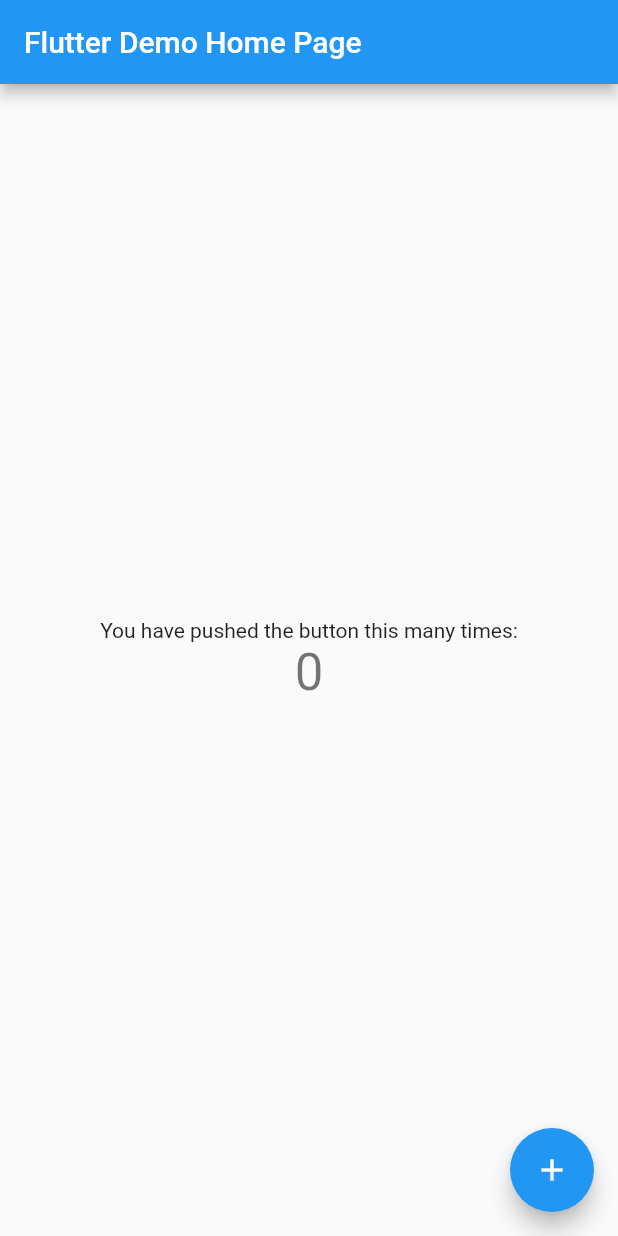
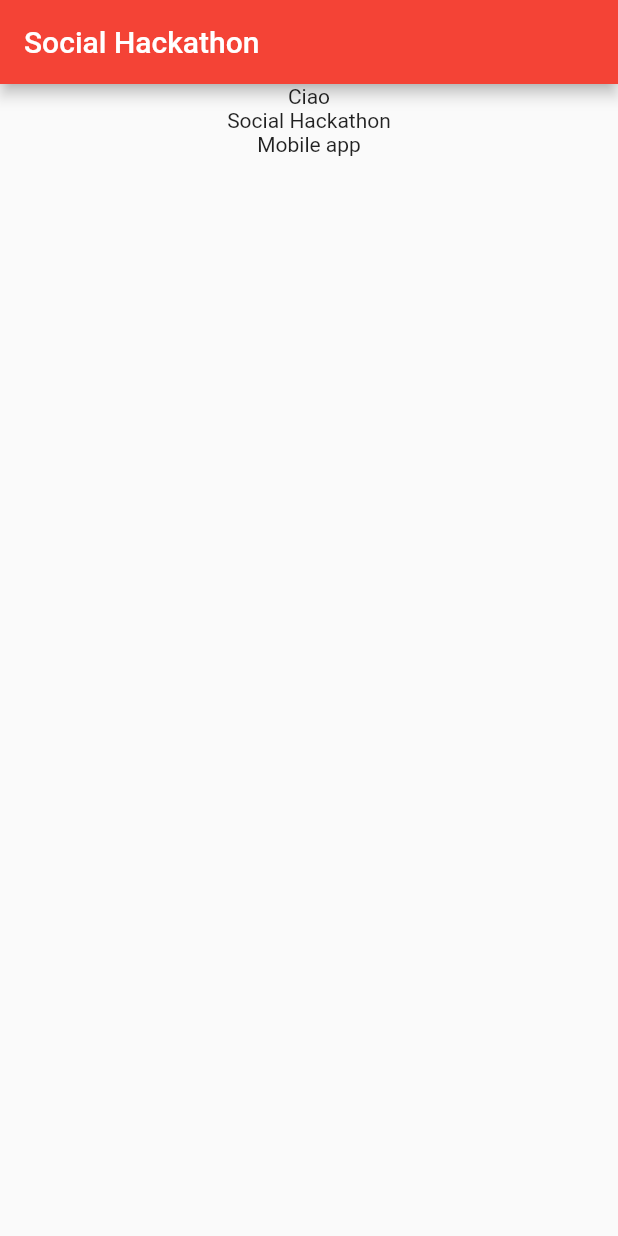
Before and after one commit to INDAPP/social_hackathon_umbria, a Flutter app: the screen it shows after launch, on a phone screen of 412 x 824 dp. Run offline on Flutter 3.47's test engine with Material 2 defaults, Android fonts, the phone set to English and light mode, and no system bars.

Commit message:
Home page created

```diff
--- /dev/null
+++ b/lib/app.dart
@@ -0,0 +1,11 @@
+import 'package:flutter/material.dart';
+import 'package:social_hackathon_umbria/home.dart';
+
+class App extends StatelessWidget {
+  @override
+  Widget build(BuildContext context) => MaterialApp(
+        title: "Social Hackathon",
+        home: Home(),
+        theme: ThemeData(primarySwatch: Colors.red),
+      );
+}
--- /dev/null
+++ b/lib/home.dart
@@ -0,0 +1,28 @@
+import 'package:flutter/material.dart';
+
+class Home extends StatefulWidget {
+  @override
+  State<StatefulWidget> createState() {
+    return HomeState();
+  }
+}
+
+class HomeState extends State<Home> {
+  @override
+  Widget build(BuildContext context) {
+    return Scaffold(
+      appBar: AppBar(
+        title: Text("Social Hackathon"),
+      ),
+      body: Center(
+        child: Column(
+          children: [
+            Text("Ciao"),
+            Text("Social Hackathon"),
+            Text("Mobile app"),
+          ],
+        ),
+      ),
+    );
+  }
+}
--- a/lib/main.dart
+++ b/lib/main.dart
@@ -1,67 +1,7 @@
 import 'package:flutter/material.dart';
 
+import 'app.dart';
+
 void main() {
-  runApp(MyApp());
+  runApp(App());
 }
-
-class MyApp extends StatelessWidget {
-
-  @override
-  Widget build(BuildContext context) {
-    return MaterialApp(
-      title: 'Flutter Demo',
-      theme: ThemeData(
-        primarySwatch: Colors.blue,
-      ),
-      home: MyHomePage(title: 'Flutter Demo Home Page'),
-    );
-  }
-
-}
-
-class MyHomePage extends StatefulWidget {
-  MyHomePage({Key key, this.title}) : super(key: key);
-
-  final String title;
-
-  @override
-  _MyHomePageState createState() => _MyHomePageState();
-}
-
-class _MyHomePageState extends State<MyHomePage> {
-  int _counter = 0;
-
-  void _incrementCounter() {
-    setState(() {
-      _counter++;
-    });
-  }
-
-  @override
-  Widget build(BuildContext context) {
-    return Scaffold(
-      appBar: AppBar(
-        title: Text(widget.title),
-      ),
-      body: Center(
-        child: Column(
-          mainAxisAlignment: MainAxisAlignment.center,
-          children: <Widget>[
-            Text(
-              'You have pushed the button this many times:',
-            ),
-            Text(
-              '$_counter',
-              style: Theme.of(context).textTheme.headline4,
-            ),
-          ],
-        ),
-      ),
-      floatingActionButton: FloatingActionButton(
-        onPressed: _incrementCounter,
-        tooltip: 'Increment',
-        child: Icon(Icons.add),
-      ),
-    );
-  }
-}
```
Also changed, not shown: 1 other file.
